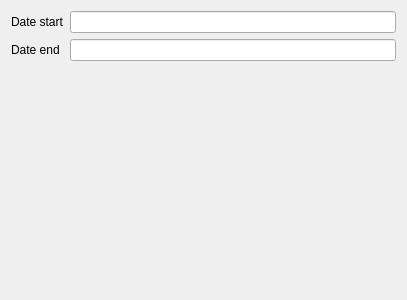
Old version of the form Reports/cr5reportsfilter.ui in the repository End1-1/Cafe5.
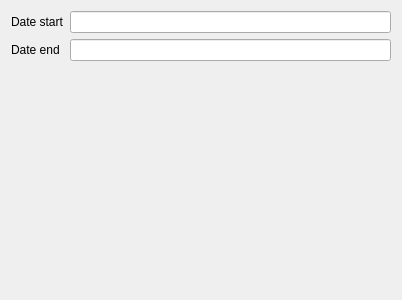
New version of the form. Custom widgets are drawn as their Qt base class.

```diff
--- a/Reports/cr5reportsfilter.ui
+++ b/Reports/cr5reportsfilter.ui
@@ -14,6 +14,15 @@
    <string>Form</string>
   </property>
   <layout class="QGridLayout" name="gridLayout">
+   <item row="2" column="0" colspan="2">
+    <layout class="QGridLayout" name="gr">
+     <item row="1" column="0">
+      <widget class="QLabel" name="label_2">
+       <property name="text">
+        <string>Date end</string>
+       </property>
+      </widget>
+     </item>
    <item row="0" column="0">
     <widget class="QLabel" name="label">
      <property name="text">
@@ -22,19 +31,28 @@
     </widget>
    </item>
    <item row="0" column="1">
-    <widget class="C5DateEdit" name="leDate1"/>
-   </item>
-   <item row="1" column="0">
-    <widget class="QLabel" name="label_2">
-     <property name="text">
-      <string>Date end</string>
+      <widget class="C5DateEdit" name="leDate1">
+       <property name="sizePolicy">
+        <sizepolicy hsizetype="Expanding" vsizetype="Fixed">
+         <horstretch>1</horstretch>
+         <verstretch>0</verstretch>
+        </sizepolicy>
      </property>
     </widget>
    </item>
    <item row="1" column="1">
-    <widget class="C5DateEdit" name="leDate2"/>
-   </item>
-   <item row="2" column="1">
+      <widget class="C5DateEdit" name="leDate2">
+       <property name="sizePolicy">
+        <sizepolicy hsizetype="Expanding" vsizetype="Fixed">
+         <horstretch>1</horstretch>
+         <verstretch>0</verstretch>
+        </sizepolicy>
+       </property>
+      </widget>
+     </item>
+    </layout>
+   </item>
+   <item row="3" column="1">
     <spacer name="verticalSpacer">
      <property name="orientation">
       <enum>Qt::Vertical</enum>
```
Lines whose indentation alone changed are shown as unchanged.
